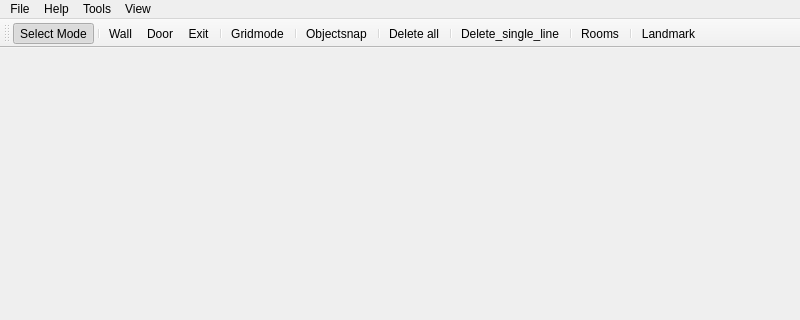
Before: the Qt Designer form forms/mainwindow.ui in JuPedSim/jpseditor, drawn with Qt 5; both pictures show x 0 to 800 and y 0 to 320 of the 800 by 600 pixel window.
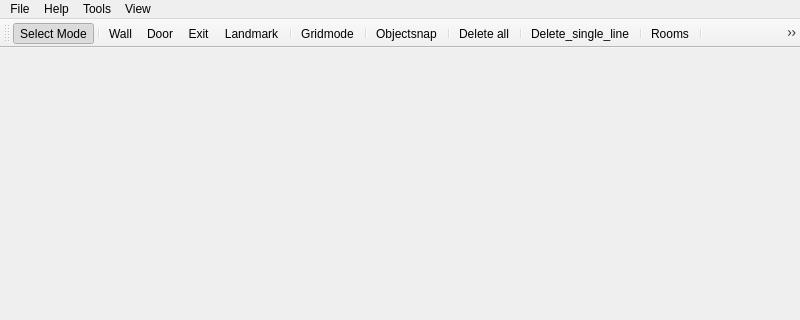
After: the same form once the commit is applied. Icons and pictures are not drawn.

The edit to the form file:
```diff
--- a/forms/mainwindow.ui
+++ b/forms/mainwindow.ui
@@ -88,6 +88,7 @@
    <addaction name="actionWall"/>
    <addaction name="actionDoor"/>
    <addaction name="actionExit"/>
+   <addaction name="actionLandmark"/>
    <addaction name="separator"/>
    <addaction name="actiongridmode"/>
    <addaction name="separator"/>
@@ -99,7 +100,7 @@
    <addaction name="separator"/>
    <addaction name="actionRoom"/>
    <addaction name="separator"/>
-   <addaction name="actionLandmark"/>
+   <addaction name="actionLandmarkWidget"/>
   </widget>
   <action name="action_ffnen">
    <property name="icon">
@@ -396,6 +397,24 @@
     <string>Landmark</string>
    </property>
   </action>
+  <action name="actionLandmarkWidget">
+   <property name="checkable">
+    <bool>true</bool>
+   </property>
+   <property name="enabled">
+    <bool>true</bool>
+   </property>
+   <property name="icon">
+    <iconset resource="Ressource.qrc">
+     <normaloff>:/statue_specs.jpg</normaloff>:/statue_specs.jpg</iconset>
+   </property>
+   <property name="text">
+    <string>LandmarkSpecs</string>
+   </property>
+   <property name="toolTip">
+    <string>LandmarkSpecs</string>
+   </property>
+  </action>
  </widget>
  <resources>
   <include location="Ressource.qrc"/>
```
